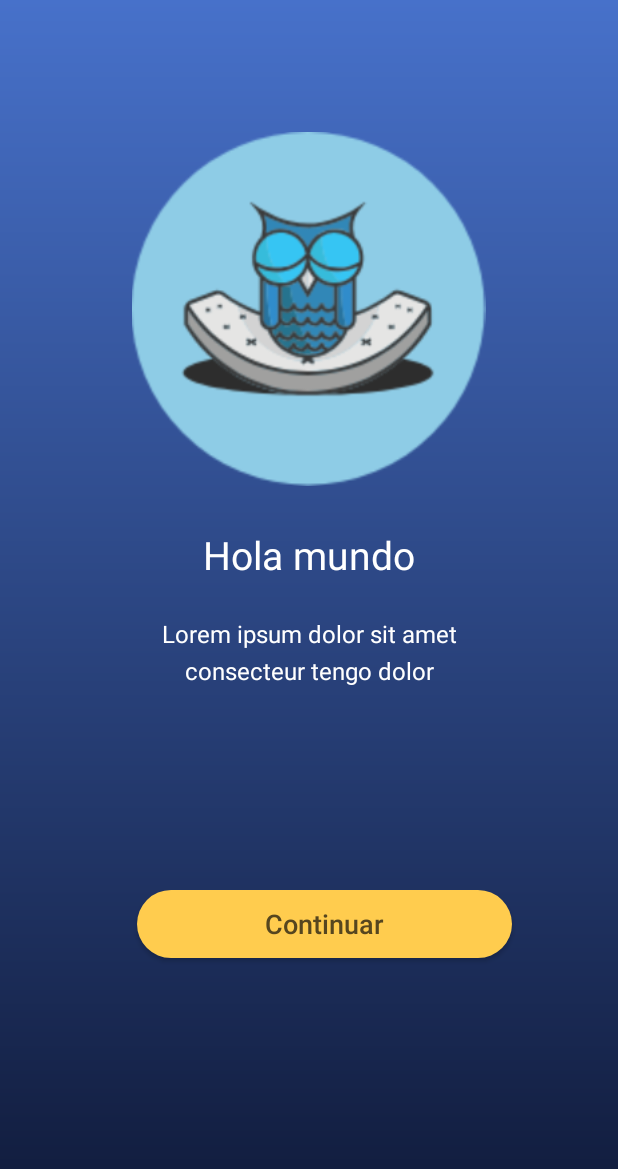
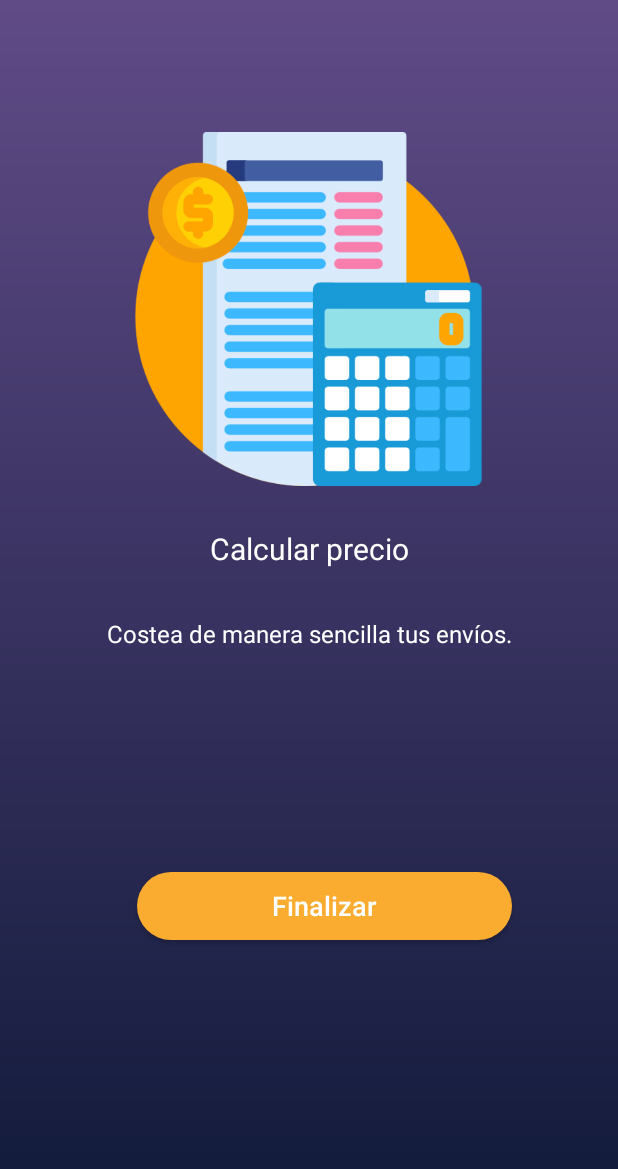
Before and after one commit to jesusmario/TrackPack-App, an Android app: the OnBoarding3 screen opened directly, with no data from a screen before it, on a phone screen of 412 x 824 dp. Shown: the top 1169 px of the screen. Run offline under Robolectric (Android 15) with nearby library versions, the phone set to English and light mode, and no system bars.

Commit message:
Strings acomodados y algunas modificaciones en los logos.

```diff
--- a/app/src/main/res/drawable/bg1.xml
+++ b/app/src/main/res/drawable/bg1.xml
@@ -1,7 +1,7 @@
 <?xml version="1.0" encoding="utf-8"?>
 <shape xmlns:android="http://schemas.android.com/apk/res/android">
 <gradient
-    android:startColor="#4771CA"
+    android:startColor="#604B87"
     android:endColor="#0F1938"
     android:angle="270"
     />
--- a/app/src/main/res/drawable/bgbtn.xml
+++ b/app/src/main/res/drawable/bgbtn.xml
@@ -2,7 +2,7 @@
 <shape xmlns:android="http://schemas.android.com/apk/res/android">
 
     <solid
-        android:color="#FFCC4E"
+        android:color="@color/colorNaranjaLogo"
         />
     <corners
         android:radius="200dp"
--- a/app/src/main/res/drawable/edit_circle.xml
+++ b/app/src/main/res/drawable/edit_circle.xml
@@ -1,5 +1,5 @@
 <?xml version="1.0" encoding="utf-8"?>
 <shape xmlns:android="http://schemas.android.com/apk/res/android">
     <solid android:color="#604B87"/>
-    <corners android:radius="20dp"/>
+    <corners android:radius="90dp"/>
 </shape>
--- a/app/src/main/res/layout/anim_onboarding3.xml
+++ b/app/src/main/res/layout/anim_onboarding3.xml
@@ -13,7 +13,7 @@
         android:layout_width="242dp"
         android:layout_height="236dp"
         android:layout_marginTop="88dp"
-        android:src="@drawable/onboard_3"
+        android:src="@drawable/mercadeo"
         app:layout_constraintEnd_toEndOf="parent"
         app:layout_constraintHorizontal_bias="0.497"
         app:layout_constraintStart_toStartOf="parent"
@@ -24,9 +24,9 @@
         android:layout_width="wrap_content"
         android:layout_height="wrap_content"
         android:layout_marginTop="28dp"
-        android:text="Hola mundo"
-        android:textColor="#FFFF"
-        android:textSize="26sp"
+        android:text="@string/tituloOnBoarding3"
+        android:textColor="@color/TextColorBotonOnBoarding"
+        android:textSize="20sp"
         app:layout_constraintEnd_toEndOf="parent"
         app:layout_constraintStart_toStartOf="parent"
         app:layout_constraintTop_toBottomOf="@+id/onboardImg3" />
@@ -40,7 +40,7 @@
         android:layout_marginEnd="8dp"
         android:layout_marginBottom="12dp"
         android:lineSpacingExtra="6dp"
-        android:text="Lorem ipsum dolor sit amet consecteur tengo dolor"
+        android:text="@string/descripcion_3"
         android:textAlignment="center"
         android:textColor="#FFFF"
         android:textSize="16sp"
@@ -56,9 +56,9 @@
         android:layout_height="45dp"
         android:layout_marginBottom="50dp"
         android:background="@drawable/bgbtn"
-        android:text="Continuar"
+        android:text="@string/btnFinalizar"
         android:textAllCaps="false"
-        android:textColor="#56461F"
+        android:textColor="@color/TextColorBotonOnBoarding"
         android:textSize="18sp"
         app:layout_constraintBottom_toBottomOf="parent"
         app:layout_constraintEnd_toEndOf="@+id/subtituloOnboard3"
--- a/app/src/main/res/values/colors.xml
+++ b/app/src/main/res/values/colors.xml
@@ -4,5 +4,7 @@
     <color name="colorPrimaryDark">#000000</color>
     <color name="colorAccent">#D81B60</color>
     <color name="coloresTitulos">#FFFF</color>
+    <color name="colorNaranjaLogo">#FAAC30</color>
+    <color name="TextColorBotonOnBoarding">#FFFF</color>
 
 </resources>
--- a/app/src/main/res/values/strings.xml
+++ b/app/src/main/res/values/strings.xml
@@ -8,6 +8,15 @@
     <string name="tab_text_2">Ubicacion</string>
     <string name="action_settings">Settings</string>
     <string name="section_format">Hello World from section: %1$d</string>
+    <string name="tituloOnBoarding1">Bienvenido a TrackPack</string>
+    <string name="tituloOnBoarding2">Rastrea tu paquete.</string>
+    <string name="tituloOnBoarding3">Calcular precio</string>
+    <string name="btnEmpezar">Empezar</string>
+    <string name="btnSiguiente">Siguiente</string>
+    <string name="btnFinalizar">Finalizar</string>
+    <string name="descripcion_1">El mejor envío para tu paquete.</string>
+    <string name="descripcion_2">El mejor envío al alcance de tu manos.</string>
+    <string name="descripcion_3">Costea de manera sencilla tus envíos.</string>
 
     <!-- TODO: Remove or change this placeholder text -->
     <string name="hello_blank_fragment">Hello blank fragment</string>
```
Also changed, not shown: app/src/main/res/layout/anim_onboarding.xml (+6 -6 lines), app/src/main/res/layout/anim_onboarding2.xml (added, +67 -0 lines), app/src/main/res/layout/fragment_envios.xml (+8 -3 lines), app/src/main/res/drawable/entrega.png (added), app/src/main/res/drawable/mercadeo.png (added), app/src/main/res/drawable/welcome.png (added).
